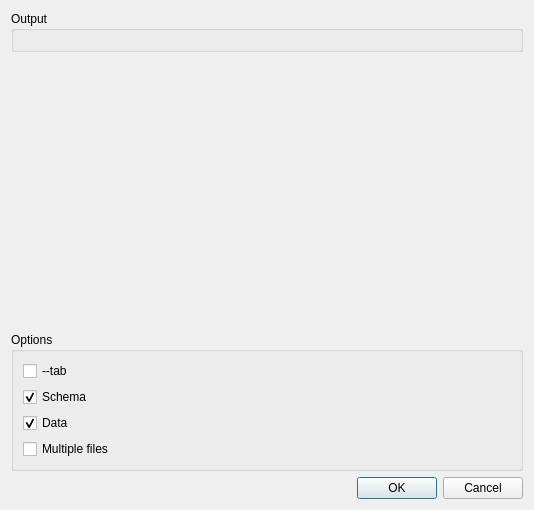
This is src/widget/toolmysqldumpdialog.ui in mugiseyebrows/mugi-query as Qt 5 draws it before an edit. The edited form follows.
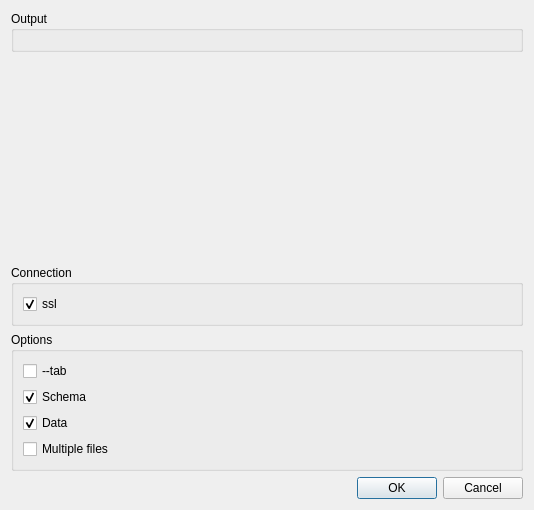
This is the edited form. Custom widgets are drawn as their Qt base class.

Patch:
```diff
--- a/src/widget/toolmysqldumpdialog.ui
+++ b/src/widget/toolmysqldumpdialog.ui
@@ -13,7 +13,7 @@
   <property name="windowTitle">
    <string>Mysqldump</string>
   </property>
-  <layout class="QVBoxLayout" name="verticalLayout_2" stretch="0,1,0,0">
+  <layout class="QVBoxLayout" name="verticalLayout_4" stretch="0,1,0,0,0">
    <item>
     <widget class="QGroupBox" name="groupBox_3">
      <property name="title">
@@ -29,6 +29,25 @@
    <item>
     <widget class="CheckableView" name="tables" native="true"/>
    </item>
+   <item>
+    <widget class="QGroupBox" name="groupBox">
+     <property name="title">
+      <string>Connection</string>
+     </property>
+     <layout class="QVBoxLayout" name="verticalLayout_2">
+      <item>
+       <widget class="QCheckBox" name="ssl">
+        <property name="text">
+         <string>ssl</string>
+        </property>
+        <property name="checked">
+         <bool>true</bool>
+        </property>
+       </widget>
+      </item>
+     </layout>
+    </widget>
+   </item>
    <item>
     <widget class="QGroupBox" name="groupBox_2">
      <property name="title">
```
Left out of the diff: 4 changed lines with no effect on the pictures.
